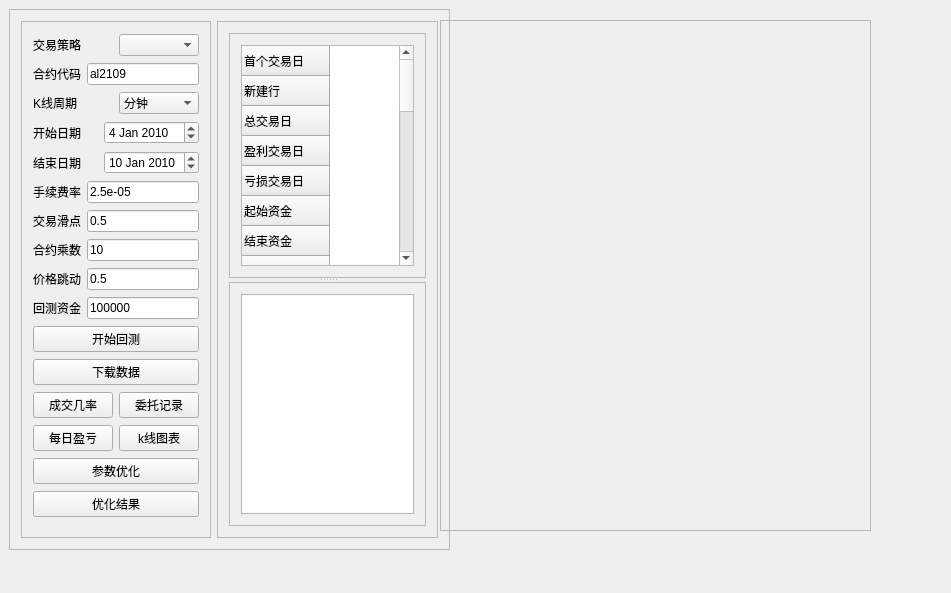
The window that QCTrader/BacktesterManager.ui (yuanhuei/trader) describes before a commit, drawn with Qt 5.
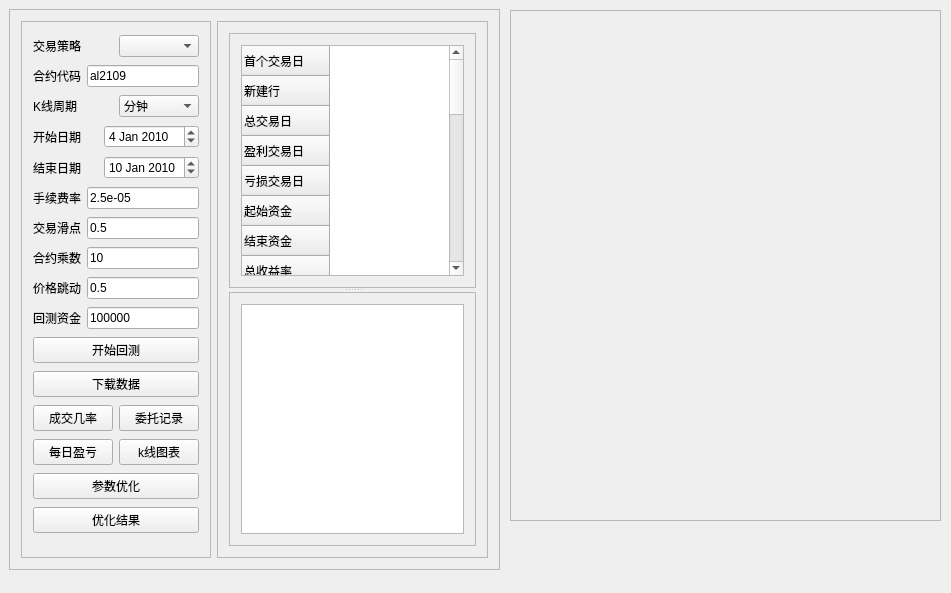
The same window after the commit. Custom widgets are drawn as their Qt base class.

What changed in the file:
```diff
--- a/QCTrader/BacktesterManager.ui
+++ b/QCTrader/BacktesterManager.ui
@@ -18,8 +18,8 @@
     <rect>
      <x>9</x>
      <y>9</y>
-     <width>441</width>
-     <height>541</height>
+     <width>491</width>
+     <height>561</height>
     </rect>
    </property>
    <property name="frameShape">
@@ -488,8 +488,8 @@
   <widget class="QFrame" name="frame_2">
    <property name="geometry">
     <rect>
-     <x>440</x>
-     <y>20</y>
+     <x>510</x>
+     <y>10</y>
      <width>431</width>
      <height>511</height>
     </rect>
```
